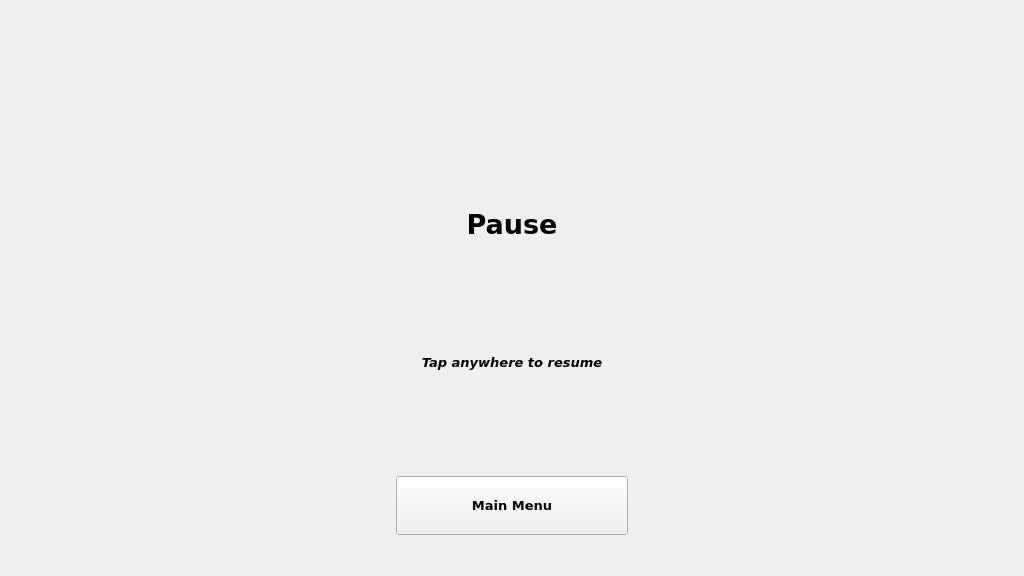
Above: src/game/pausepage.ui from VKuzia/cat-circus before the change. Below: the same form after it.
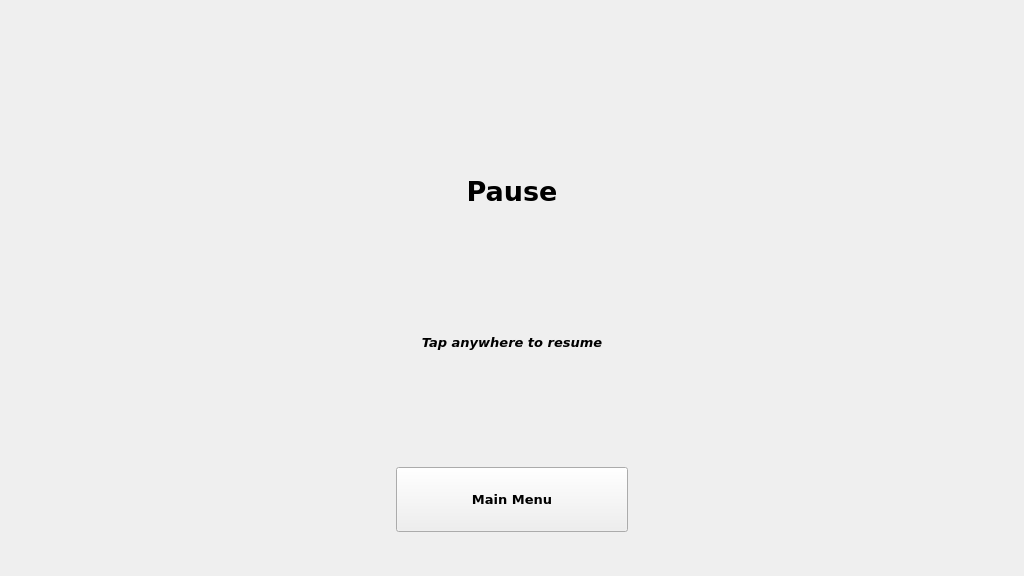
That is the form after the change. Custom widgets are drawn as their Qt base class.

The edit to the form file:
```diff
--- a/src/game/pausepage.ui
+++ b/src/game/pausepage.ui
@@ -13,7 +13,7 @@
   <property name="windowTitle">
    <string>Form</string>
   </property>
-  <layout class="QVBoxLayout" name="verticalLayout_2" stretch="8,10,6,9">
+  <layout class="QVBoxLayout" name="verticalLayout_2" stretch="5,10,6,9">
    <property name="sizeConstraint">
     <enum>QLayout::SetDefaultConstraint</enum>
    </property>
```
